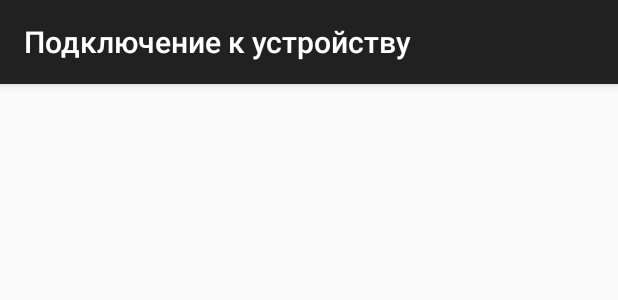
After one commit to ArduinoSpace/NightLight-Anroid, an Android app: the layout activity_connect.xml on its own in the app's theme, with its tools: preview values and no code run, on a phone screen of 412 x 824 dp. The commit adds this screen. Shown: the top 300 px of the screen. Run offline under Robolectric (Android 15) with nearby library versions, the phone set to English and light mode, and no system bars.

Commit message:
Added layout Connect Screen

```diff
--- a/app/src/main/AndroidManifest.xml
+++ b/app/src/main/AndroidManifest.xml
@@ -23,7 +23,9 @@
             </intent-filter>
         </activity>
 
-        <activity android:name=".presentation.ui.activity.ConnectActivity"/>
+        <activity
+                android:name=".presentation.ui.activity.ConnectActivity"
+                android:label="@string/activity_title_connect"/>
 
     </application>
 
--- /dev/null
+++ b/app/src/main/res/layout/activity_connect.xml
@@ -0,0 +1,28 @@
+<?xml version="1.0" encoding="utf-8"?>
+
+<android.support.design.widget.CoordinatorLayout
+        xmlns:android="http://schemas.android.com/apk/res/android"
+        xmlns:app="http://schemas.android.com/apk/res-auto"
+        android:id="@+id/root"
+        android:layout_width="match_parent"
+        android:layout_height="match_parent"
+        android:fitsSystemWindows="true">
+
+    <include layout="@layout/content_connect"/>
+
+    <android.support.design.widget.AppBarLayout
+            android:layout_width="match_parent"
+            android:layout_height="wrap_content"
+            android:theme="@style/NightLightTheme.AppBarOverlay">
+
+        <android.support.v7.widget.Toolbar
+                android:id="@+id/toolbar"
+                android:layout_width="match_parent"
+                android:layout_height="?attr/actionBarSize"
+                android:background="?colorPrimary"
+                app:popupTheme="@style/NightLightTheme.PopupOverlay"
+                app:title="@string/activity_title_connect"/>
+
+    </android.support.design.widget.AppBarLayout>
+
+</android.support.design.widget.CoordinatorLayout>
--- /dev/null
+++ b/app/src/main/res/layout/content_connect.xml
@@ -0,0 +1,12 @@
+<?xml version="1.0" encoding="utf-8"?>
+<android.support.v4.widget.SwipeRefreshLayout
+        xmlns:android="http://schemas.android.com/apk/res/android"
+        xmlns:app="http://schemas.android.com/apk/res-auto"
+        xmlns:tools="http://schemas.android.com/tools"
+        android:id="@+id/swipe_refresh"
+        android:layout_width="match_parent"
+        android:layout_height="match_parent"
+        android:clipToPadding="false"
+        app:layout_behavior="@string/appbar_scrolling_view_behavior"
+        tools:showIn="@layout/activity_connect">
+</android.support.v4.widget.SwipeRefreshLayout>
--- a/app/src/main/res/values/strings.xml
+++ b/app/src/main/res/values/strings.xml
@@ -1,3 +1,9 @@
 <resources>
+
+    <!-- Global -->
     <string name="app_name">NightLight</string>
+
+    <!-- Activities -->
+    <string name="activity_title_connect">Подключение к устройству</string>
+
 </resources>
```
Also changed, not shown: app/src/main/res/layout/activity_main.xml (deleted, +0 -19 lines).
